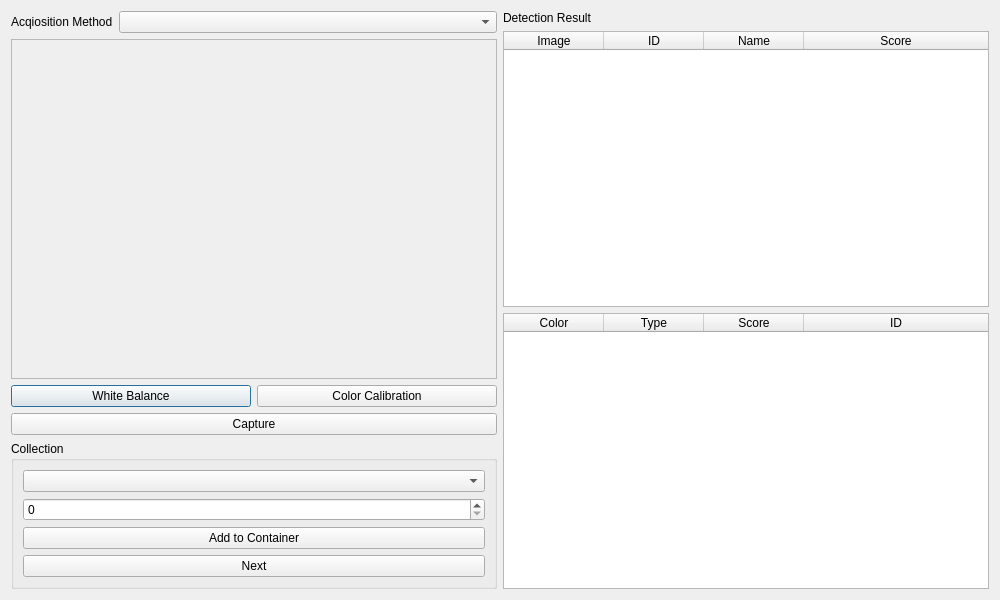
This is ui/addBricksDialog.ui in Syadon/BrickCollectionManager as Qt 5 draws it before an edit. The edited form follows.
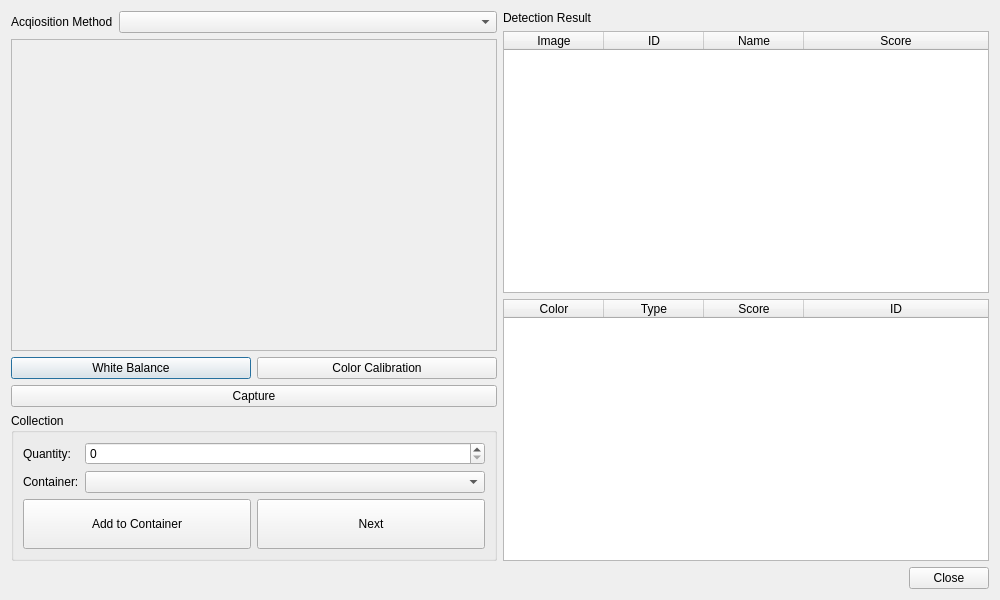
This is the edited form.

```diff
--- a/ui/addBricksDialog.ui
+++ b/ui/addBricksDialog.ui
@@ -16,7 +16,9 @@
   <property name="modal">
    <bool>true</bool>
   </property>
-  <layout class="QHBoxLayout" name="horizontalLayout">
+  <layout class="QVBoxLayout" name="verticalLayout">
+   <item>
+    <layout class="QHBoxLayout" name="dialogLayout">
    <item>
     <layout class="QVBoxLayout" name="acqCollLayout">
      <item>
@@ -79,13 +81,39 @@
        </property>
        <layout class="QVBoxLayout" name="collectionLayout">
         <item>
-         <widget class="QComboBox" name="containerCombobox"/>
-        </item>
-        <item>
+           <layout class="QFormLayout" name="collectionFormLayout">
+            <item row="0" column="0">
+             <widget class="QLabel" name="qtyLabel">
+              <property name="text">
+               <string>Quantity:</string>
+              </property>
+             </widget>
+            </item>
+            <item row="0" column="1">
          <widget class="QSpinBox" name="qtySpinBox"/>
         </item>
+            <item row="1" column="1">
+             <widget class="QComboBox" name="containerCombobox"/>
+            </item>
+            <item row="1" column="0">
+             <widget class="QLabel" name="containerLabel">
+              <property name="text">
+               <string>Container:</string>
+              </property>
+             </widget>
+            </item>
+           </layout>
+          </item>
+          <item>
+           <layout class="QHBoxLayout" name="collectionActionLayout">
         <item>
          <widget class="QPushButton" name="addToContainerButton">
+              <property name="minimumSize">
+               <size>
+                <width>0</width>
+                <height>50</height>
+               </size>
+              </property>
           <property name="text">
            <string>Add to Container</string>
           </property>
@@ -93,12 +121,20 @@
         </item>
         <item>
          <widget class="QPushButton" name="skipButton">
+              <property name="minimumSize">
+               <size>
+                <width>0</width>
+                <height>50</height>
+               </size>
+              </property>
           <property name="text">
            <string>Next</string>
           </property>
          </widget>
         </item>
        </layout>
+          </item>
+         </layout>
       </widget>
      </item>
     </layout>
@@ -212,6 +248,15 @@
       </widget>
      </item>
     </layout>
+     </item>
+    </layout>
+   </item>
+   <item>
+    <widget class="QDialogButtonBox" name="buttonBox">
+     <property name="standardButtons">
+      <set>QDialogButtonBox::StandardButton::Close</set>
+     </property>
+    </widget>
    </item>
   </layout>
  </widget>
```
Lines whose indentation alone changed are shown as unchanged.
